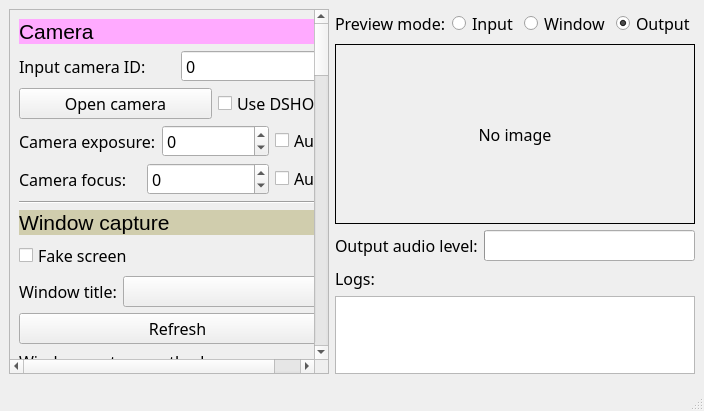
The window that gui.ui (F33RNI/Podmiha) describes before a commit, drawn with Qt 5.
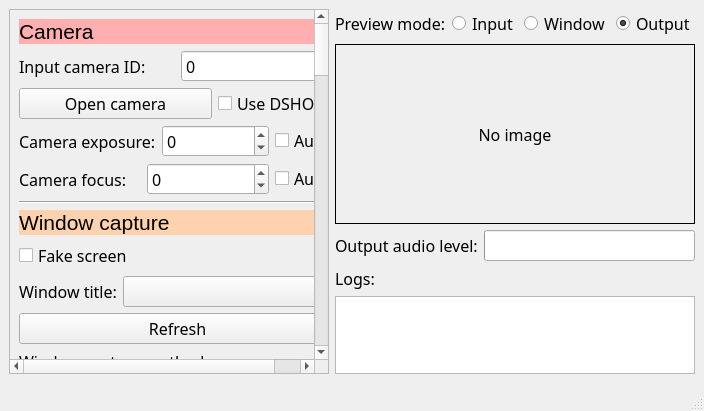
The same window after the commit.

What changed in the file:
```diff
--- a/gui.ui
+++ b/gui.ui
@@ -45,7 +45,7 @@
        <property name="geometry">
         <rect>
          <x>0</x>
-         <y>-864</y>
+         <y>-1587</y>
          <width>301</width>
          <height>1937</height>
         </rect>
@@ -59,7 +59,7 @@
            </font>
           </property>
           <property name="styleSheet">
-           <string notr="true">background-color: rgb(255, 170, 255);</string>
+           <string notr="true">background-color: rgb(255, 175, 175);</string>
           </property>
           <property name="text">
            <string>Camera</string>
@@ -191,7 +191,7 @@
            </font>
           </property>
           <property name="styleSheet">
-           <string notr="true">background-color: rgb(208, 205, 173);</string>
+           <string notr="true">background-color: rgb(255, 210, 175);</string>
           </property>
           <property name="text">
            <string>Window capture</string>
```
Left out of the diff: 12 changed lines with no effect on the pictures.
